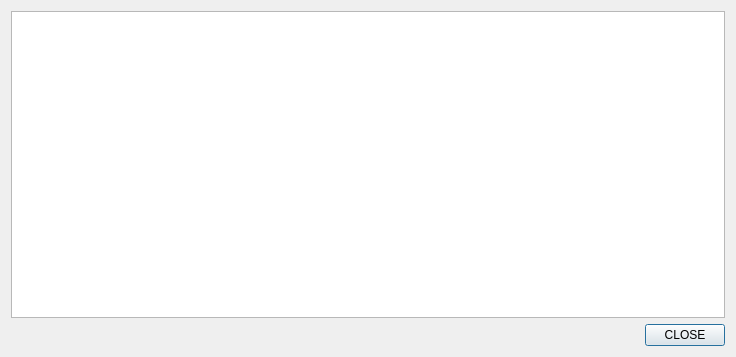
First picture: the form in src/gui/ui/transactiondetailsdialog.ui, repository ConcealNetwork/conceal-desktop, before the edit.
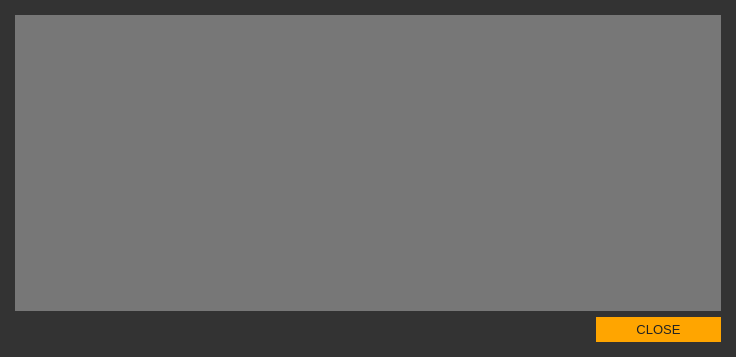
Second picture: the form after the edit.

Diff of the .ui file:
```diff
--- a/src/gui/ui/transactiondetailsdialog.ui
+++ b/src/gui/ui/transactiondetailsdialog.ui
@@ -13,9 +13,36 @@
   <property name="windowTitle">
    <string>Transaction details</string>
   </property>
+  <property name="styleSheet">
+   <string notr="true">background-color: #333;
+border: 0px;
+color: #e5e5e5;</string>
+  </property>
   <layout class="QVBoxLayout" name="verticalLayout">
+   <property name="leftMargin">
+    <number>15</number>
+   </property>
+   <property name="topMargin">
+    <number>15</number>
+   </property>
+   <property name="rightMargin">
+    <number>15</number>
+   </property>
+   <property name="bottomMargin">
+    <number>15</number>
+   </property>
    <item>
-    <widget class="QTextBrowser" name="m_detailsBrowser"/>
+    <widget class="QTextBrowser" name="m_detailsBrowser">
+     <property name="font">
+      <font>
+       <family>Arial</family>
+       <pointsize>9</pointsize>
+      </font>
+     </property>
+     <property name="styleSheet">
+      <string notr="true">background-color: #777;</string>
+     </property>
+    </widget>
    </item>
    <item>
     <layout class="QHBoxLayout" name="horizontalLayout">
@@ -34,8 +61,20 @@
      </item>
      <item>
       <widget class="QPushButton" name="m_closeButton">
+       <property name="minimumSize">
+        <size>
+         <width>125</width>
+         <height>25</height>
+        </size>
+       </property>
+       <property name="font">
+        <font>
+         <family>Arial</family>
+         <pointsize>10</pointsize>
+        </font>
+       </property>
        <property name="styleSheet">
-        <string notr="true"/>
+        <string notr="true">color: #222; border-radius: 0px; border: 0px solid; background-color: orange;</string>
        </property>
        <property name="text">
         <string>CLOSE</string>
```
